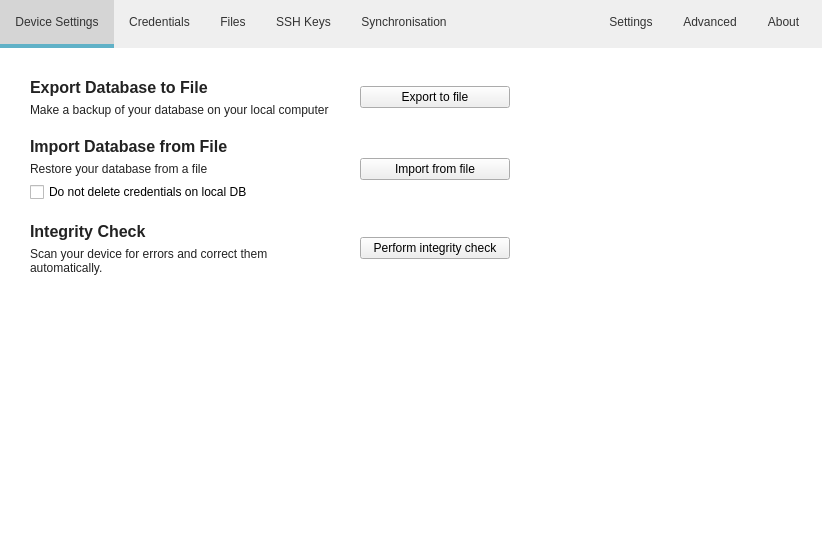
Above: src/MainWindow.ui from mooltipass/moolticute before the change. Below: the same form after it.
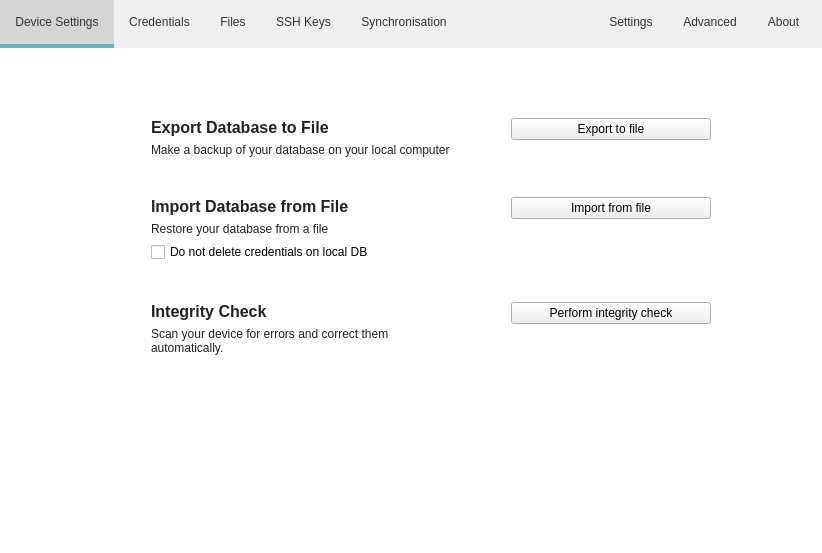
That is the form after the change. Icons and pictures are not drawn. Custom widgets are drawn as their Qt base class.

Commit message: Synchronisation tab: Center the complete block, put more space between the texts and the buttons

What changed in the file:
```diff
--- a/src/MainWindow.ui
+++ b/src/MainWindow.ui
@@ -1099,16 +1099,43 @@
          <number>50</number>
         </property>
         <item>
-         <layout class="QHBoxLayout" name="horizontalLayout_6">
-          <property name="spacing">
-           <number>30</number>
+         <layout class="QFormLayout" name="formLayout">
+          <property name="sizeConstraint">
+           <enum>QLayout::SetNoConstraint</enum>
           </property>
-          <item>
+          <property name="fieldGrowthPolicy">
+           <enum>QFormLayout::AllNonFixedFieldsGrow</enum>
+          </property>
+          <property name="labelAlignment">
+           <set>Qt::AlignCenter</set>
+          </property>
+          <property name="formAlignment">
+           <set>Qt::AlignCenter</set>
+          </property>
+          <property name="horizontalSpacing">
+           <number>60</number>
+          </property>
+          <property name="verticalSpacing">
+           <number>40</number>
+          </property>
+          <property name="leftMargin">
+           <number>60</number>
+          </property>
+          <property name="topMargin">
+           <number>40</number>
+          </property>
+          <property name="rightMargin">
+           <number>60</number>
+          </property>
+          <item row="0" column="0">
            <layout class="QVBoxLayout" name="verticalLayout_4">
+            <property name="sizeConstraint">
+             <enum>QLayout::SetNoConstraint</enum>
+            </property>
             <item>
              <widget class="QLabel" name="label_13">
               <property name="sizePolicy">
-               <sizepolicy hsizetype="Fixed" vsizetype="Preferred">
+               <sizepolicy hsizetype="Expanding" vsizetype="Preferred">
                 <horstretch>0</horstretch>
                 <verstretch>0</verstretch>
                </sizepolicy>
@@ -1119,12 +1146,6 @@
                 <height>0</height>
                </size>
               </property>
-              <property name="maximumSize">
-               <size>
-                <width>300</width>
-                <height>16777215</height>
-               </size>
-              </property>
               <property name="font">
                <font>
                 <pointsize>12</pointsize>
@@ -1140,7 +1161,7 @@
             <item>
              <widget class="QLabel" name="label_14">
               <property name="sizePolicy">
-               <sizepolicy hsizetype="Fixed" vsizetype="Preferred">
+               <sizepolicy hsizetype="Expanding" vsizetype="Preferred">
                 <horstretch>0</horstretch>
                 <verstretch>0</verstretch>
                </sizepolicy>
@@ -1151,12 +1172,6 @@
                 <height>0</height>
                </size>
               </property>
-              <property name="maximumSize">
-               <size>
-                <width>300</width>
-                <height>16777215</height>
-               </size>
-              </property>
               <property name="text">
                <string>Make a backup of your database on your local computer</string>
               </property>
@@ -1167,45 +1182,40 @@
             </item>
            </layout>
           </item>
-          <item>
+          <item row="0" column="1">
            <widget class="QPushButton" name="pushButtonExportFile">
+            <property name="sizePolicy">
+             <sizepolicy hsizetype="Preferred" vsizetype="Fixed">
+              <horstretch>0</horstretch>
+              <verstretch>0</verstretch>
+             </sizepolicy>
+            </property>
             <property name="minimumSize">
              <size>
               <width>150</width>
               <height>0</height>
              </size>
             </property>
+            <property name="maximumSize">
+             <size>
+              <width>200</width>
+              <height>16777215</height>
+             </size>
+            </property>
             <property name="text">
              <string>Export to file</string>
             </property>
            </widget>
           </item>
-          <item>
-           <spacer name="horizontalSpacer_2">
-            <property name="orientation">
-             <enum>Qt::Horizontal</enum>
-            </property>
-            <property name="sizeHint" stdset="0">
-             <size>
-              <width>40</width>
-              <height>20</height>
-             </size>
-            </property>
-           </spacer>
-          </item>
-         </layout>
-        </item>
-        <item>
-         <layout class="QHBoxLayout" name="horizontalLayout_12">
-          <property name="spacing">
-           <number>30</number>
-          </property>
-          <item>
+          <item row="1" column="0">
            <layout class="QVBoxLayout" name="verticalLayout_22">
+            <property name="sizeConstraint">
+             <enum>QLayout::SetNoConstraint</enum>
+            </property>
             <item>
              <widget class="QLabel" name="label_24">
               <property name="sizePolicy">
-               <sizepolicy hsizetype="Fixed" vsizetype="Preferred">
+               <sizepolicy hsizetype="Expanding" vsizetype="Preferred">
                 <horstretch>0</horstretch>
                 <verstretch>0</verstretch>
                </sizepolicy>
@@ -1216,12 +1226,6 @@
                 <height>0</height>
                </size>
               </property>
-              <property name="maximumSize">
-               <size>
-                <width>300</width>
-                <height>16777215</height>
-               </size>
-              </property>
               <property name="font">
                <font>
                 <pointsize>12</pointsize>
@@ -1248,12 +1252,6 @@
                 <height>0</height>
                </size>
               </property>
-              <property name="maximumSize">
-               <size>
-                <width>300</width>
-                <height>16777215</height>
-               </size>
-              </property>
               <property name="text">
                <string>Restore your database from a file</string>
               </property>
@@ -1265,7 +1263,7 @@
             <item>
              <widget class="QCheckBox" name="checkBoxImport">
               <property name="sizePolicy">
-               <sizepolicy hsizetype="Fixed" vsizetype="Fixed">
+               <sizepolicy hsizetype="Expanding" vsizetype="Fixed">
                 <horstretch>0</horstretch>
                 <verstretch>0</verstretch>
                </sizepolicy>
@@ -1277,45 +1275,15 @@
             </item>
            </layout>
           </item>
-          <item>
-           <widget class="QPushButton" name="pushButtonImportFile">
-            <property name="minimumSize">
-             <size>
-              <width>150</width>
-              <height>0</height>
-             </size>
-            </property>
-            <property name="text">
-             <string>Import from file</string>
-            </property>
-           </widget>
-          </item>
-          <item>
-           <spacer name="horizontalSpacer_3">
-            <property name="orientation">
-             <enum>Qt::Horizontal</enum>
-            </property>
-            <property name="sizeHint" stdset="0">
-             <size>
-              <width>40</width>
-              <height>20</height>
-             </size>
-            </property>
-           </spacer>
-          </item>
-         </layout>
-        </item>
-        <item>
-         <layout class="QHBoxLayout" name="horizontalLayout_23">
-          <property name="spacing">
-           <number>30</number>
-          </property>
-          <item>
+          <item row="2" column="0">
            <layout class="QVBoxLayout" name="verticalLayout_18">
+            <property name="sizeConstraint">
+             <enum>QLayout::SetNoConstraint</enum>
+            </property>
             <item>
              <widget class="QLabel" name="label_27">
               <property name="sizePolicy">
-               <sizepolicy hsizetype="Fixed" vsizetype="Preferred">
+               <sizepolicy hsizetype="Expanding" vsizetype="Preferred">
                 <horstretch>0</horstretch>
                 <verstretch>0</verstretch>
                </sizepolicy>
@@ -1326,12 +1294,6 @@
                 <height>0</height>
                </size>
               </property>
-              <property name="maximumSize">
-               <size>
-                <width>300</width>
-                <height>16777215</height>
-               </size>
-              </property>
               <property name="font">
                <font>
                 <pointsize>12</pointsize>
@@ -1347,7 +1309,7 @@
             <item>
              <widget class="QLabel" name="label_29">
               <property name="sizePolicy">
-               <sizepolicy hsizetype="Fixed" vsizetype="Preferred">
+               <sizepolicy hsizetype="Expanding" vsizetype="Preferred">
                 <horstretch>0</horstretch>
                 <verstretch>0</verstretch>
                </sizepolicy>
@@ -1358,12 +1320,6 @@
                 <height>0</height>
                </size>
               </property>
-              <property name="maximumSize">
-               <size>
-                <width>300</width>
-                <height>16777215</height>
-               </size>
-              </property>
               <property name="text">
                <string>Scan your device for errors and correct them automatically.</string>
               </property>
@@ -1374,31 +1330,55 @@
             </item>
            </layout>
           </item>
-          <item>
+          <item row="2" column="1">
            <widget class="QPushButton" name="pushButtonIntegrity">
+            <property name="sizePolicy">
+             <sizepolicy hsizetype="Preferred" vsizetype="Fixed">
+              <horstretch>0</horstretch>
+              <verstretch>0</verstretch>
+             </sizepolicy>
+            </property>
             <property name="minimumSize">
              <size>
               <width>150</width>
               <height>0</height>
              </size>
             </property>
+            <property name="maximumSize">
+             <size>
+              <width>200</width>
+              <height>16777215</height>
+             </size>
+            </property>
             <property name="text">
              <string>Perform integrity check</string>
             </property>
            </widget>
           </item>
-          <item>
-           <spacer name="horizontalSpacer_4">
-            <property name="orientation">
-             <enum>Qt::Horizontal</enum>
+          <item row="1" column="1">
+           <widget class="QPushButton" name="pushButtonImportFile">
+            <property name="sizePolicy">
+             <sizepolicy hsizetype="Preferred" vsizetype="Fixed">
+              <horstretch>0</horstretch>
+              <verstretch>0</verstretch>
+             </sizepolicy>
             </property>
-            <property name="sizeHint" stdset="0">
+            <property name="minimumSize">
              <size>
-              <width>40</width>
-              <height>20</height>
+              <width>150</width>
+              <height>0</height>
              </size>
             </property>
-           </spacer>
+            <property name="maximumSize">
+             <size>
+              <width>200</width>
+              <height>16777215</height>
+             </size>
+            </property>
+            <property name="text">
+             <string>Import from file</string>
+            </property>
+           </widget>
           </item>
          </layout>
         </item>
```
Left out of the diff: 4 changed lines with no effect on the pictures.
